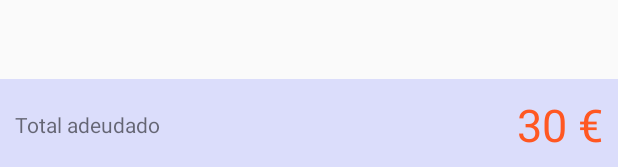
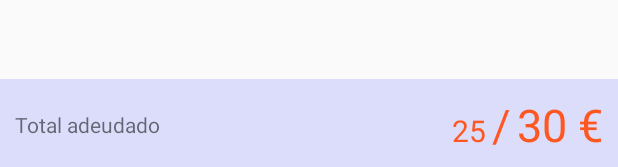
Before and after one commit to MelerosPaw/DeudApp, an Android app: the layout fragment_lista_personas.xml on its own in the app's theme, with its tools: preview values and no code run, on a phone screen of 412 x 824 dp. Shown: the part 1066-1233 px from the top of the screen. Run offline under Robolectric (Android 15) with nearby library versions, the phone set to English and light mode, and no system bars.

Commit message:
Changed: subtotal size. Added: animate layout changes to subtotal.

```diff
--- a/app/src/main/res/layout/fragment_lista_personas.xml
+++ b/app/src/main/res/layout/fragment_lista_personas.xml
@@ -30,7 +30,6 @@
             app:layoutManager="android.support.v7.widget.LinearLayoutManager"
             tools:listitem="@layout/item_acreedores_layout" />
 
-
         <LinearLayout
             android:id="@+id/ll_barra_total"
             android:layout_width="match_parent"
@@ -40,12 +39,48 @@
             android:orientation="horizontal"
             android:padding="10dp">
 
+            <FrameLayout
+                android:id="@+id/fl_total"
+                android:layout_width="0dp"
+                android:layout_weight="1"
+                android:animateLayoutChanges="true"
+                android:layout_height="wrap_content">
+
             <TextView
                 android:id="@+id/tv_total"
-                android:layout_width="0dp"
+                android:layout_width="wrap_content"
                 android:layout_height="wrap_content"
-                android:layout_weight="1"
-                tools:text="@string/total_adeudado" />
+                android:maxLines="1"
+                tools:text="@string/total_adeudado"/>
+
+            </FrameLayout>
+
+            <LinearLayout
+                android:id="@+id/ll_subtotal"
+                android:layout_width="wrap_content"
+                android:layout_height="wrap_content"
+                android:orientation="horizontal"
+                android:animateLayoutChanges="true">
+
+            <TextView
+                android:id="@+id/tv_subtotal"
+                android:layout_width="wrap_content"
+                android:layout_height="wrap_content"
+                android:textColor="@color/colorPrimary"
+                android:textSize="20sp"
+                android:maxLines="1"
+                tools:text="25"/>
+
+            <TextView
+                android:layout_width="wrap_content"
+                android:layout_height="wrap_content"
+                android:textColor="@color/colorPrimary"
+                android:textSize="30sp"
+                android:text="/"
+                android:layout_marginRight="4dp"
+                android:layout_marginLeft="4dp"/>
+
+                </LinearLayout>
 
             <TextView
                 android:id="@+id/tv_cantidad"
```
Also changed, not shown: app/src/main/java/melerospaw/deudapp/iu/fragments/FragmentViewPagerPersonas.java (+23 -6 lines).
